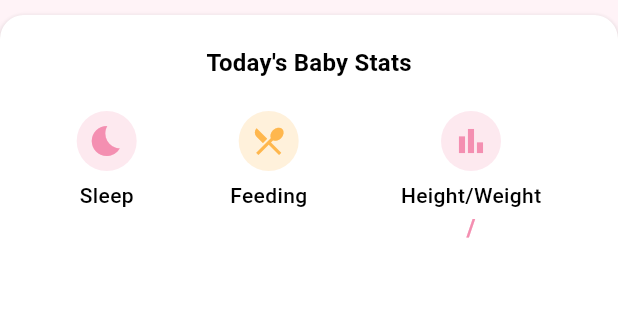
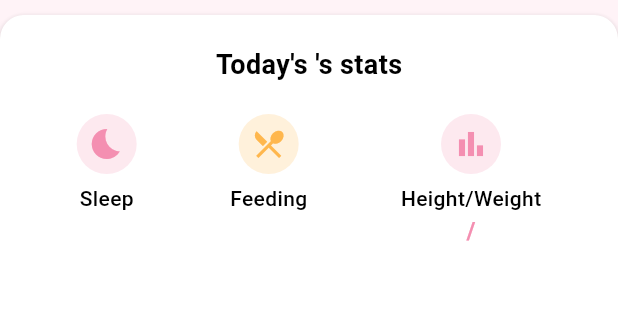
Before and after one commit to halaalmasrii/smart-baby-care, a Flutter app: the StatsCard widget shown alone on an empty page, opened directly with empty values, on a phone screen of 412 x 824 dp. Shown: the top 330 px of the screen. Run offline on Flutter 3.47's test engine with Material 3 defaults, Android fonts, the phone set to English and light mode, and no system bars; our stand-ins replace fl_chart, flutter_local_notifications, image_picker, shared_preferences, timezone; accounts and stored records are empty; network calls fail.

Commit message:
ربط اسم الطفل باوتجهة الحالة

```diff
--- a/lib/widgets/stats_card.dart
+++ b/lib/widgets/stats_card.dart
@@ -5,6 +5,7 @@ class StatsCard extends StatelessWidget {
   final String feeding;
   final String height;
   final String weight;
+  final String babyName;
 
   const StatsCard({
     Key? key,
@@ -12,6 +13,7 @@ class StatsCard extends StatelessWidget {
     required this.feeding,
     required this.height,
     required this.weight,
+    required this.babyName,
   }) : super(key: key);
 
   Widget _buildStatItem(IconData icon, String label, String value, Color color) {
@@ -42,10 +44,12 @@ class StatsCard extends StatelessWidget {
         padding: const EdgeInsets.all(20.0),
         child: Column(
           children: [
-            Text(
-              'Today\'s Baby Stats',
-              style: theme.textTheme.titleMedium?.copyWith(fontWeight: FontWeight.bold),
-            ),
+            Text("Today's ${babyName.endsWith('s') ? "$babyName'" : "$babyName's"} stats",
+             style:  TextStyle(
+              fontSize: 18,
+              fontWeight: FontWeight.bold,
+              color: Colors.black,
+            ), ),
             const SizedBox(height: 20),
             Row(
               mainAxisAlignment: MainAxisAlignment.spaceAround,
```
